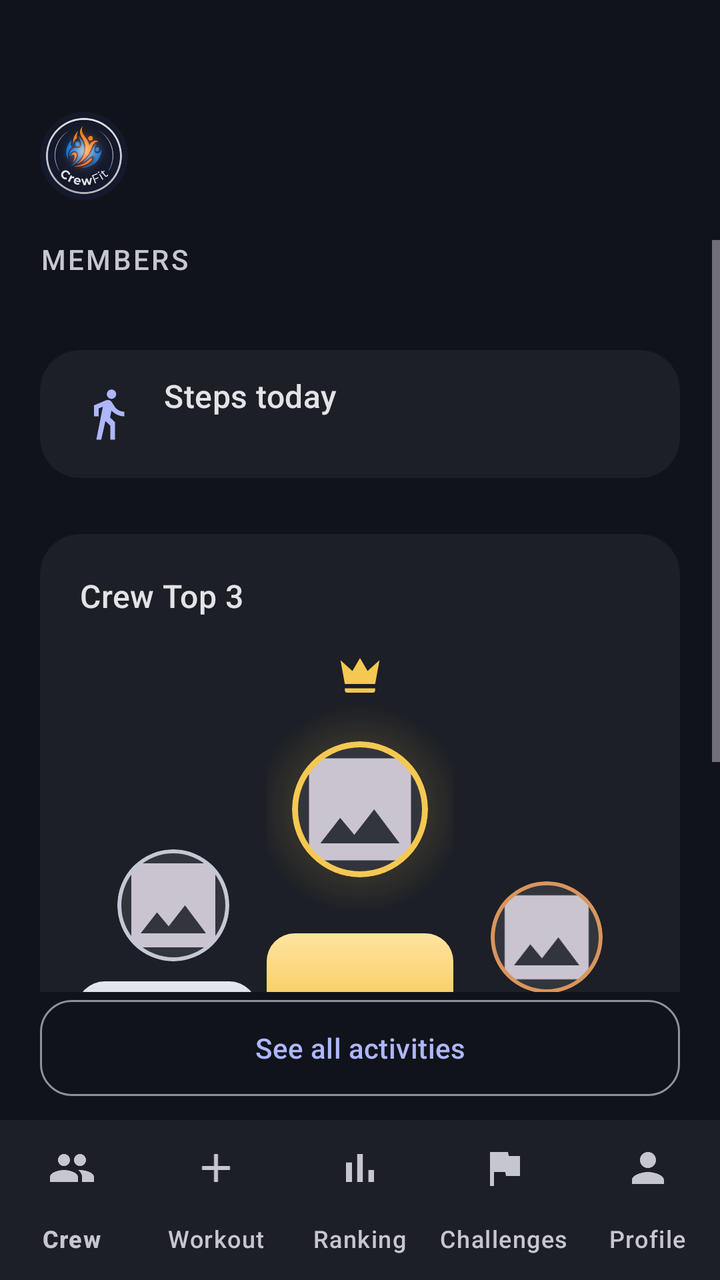
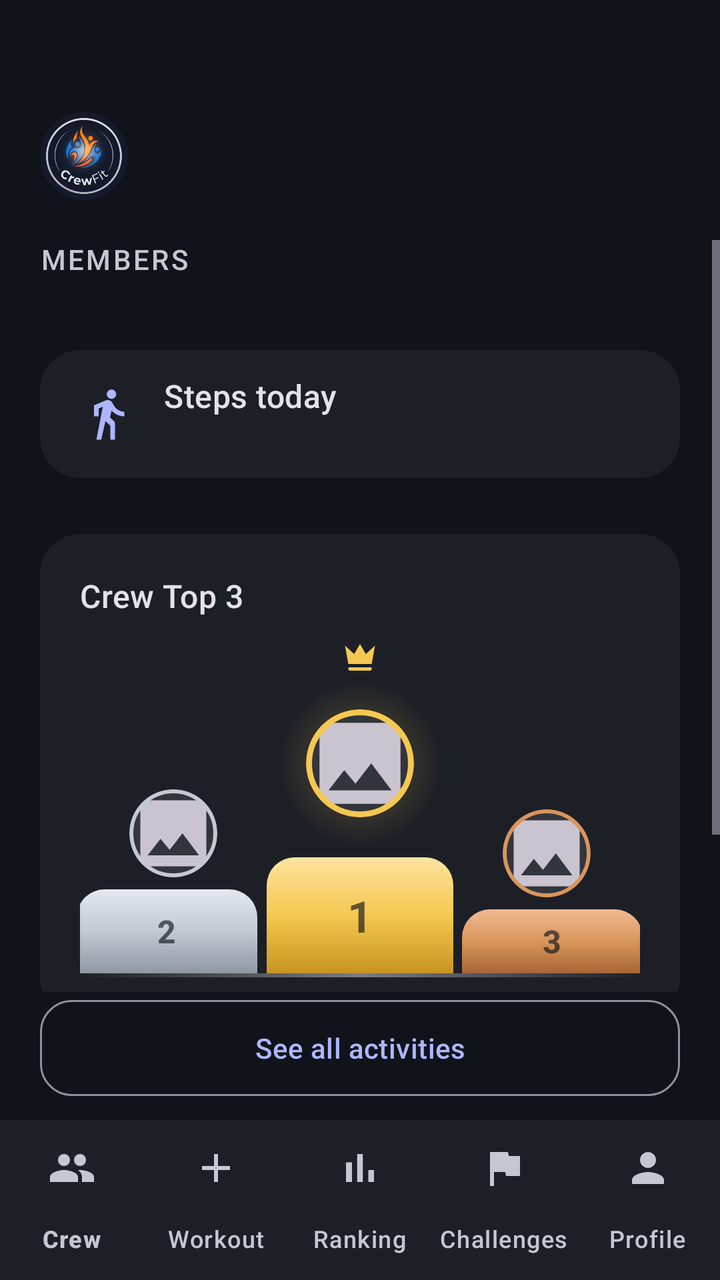

The first picture is an Android layout as it rendered before a commit; the second is the same layout after the commit. The layout source and the unified diff follow.
<!-- AndroidManifest.xml: application theme Theme.MobileSE -->
<!-- res/layout/screen_main_hub.xml -->
<?xml version="1.0" encoding="utf-8"?>
<androidx.constraintlayout.widget.ConstraintLayout xmlns:android="http://schemas.android.com/apk/res/android"
    xmlns:app="http://schemas.android.com/apk/res-auto"
    android:layout_width="match_parent"
    android:layout_height="match_parent"
    android:background="?attr/colorSurface">

    
    <androidx.constraintlayout.widget.ConstraintLayout
        android:id="@+id/clHeader"
        android:layout_width="match_parent"
        android:layout_height="wrap_content"
        android:paddingTop="56dp"
        android:paddingStart="@dimen/screen_padding_horizontal"
        android:paddingEnd="@dimen/screen_padding_horizontal"
        android:paddingBottom="20dp"
        app:layout_constraintTop_toTopOf="parent">

        <com.google.android.material.card.MaterialCardView
            android:id="@+id/cvHomeLogoContainer"
            android:layout_width="@dimen/logo_size_small"
            android:layout_height="@dimen/logo_size_small"
            app:cardCornerRadius="@dimen/logo_radius_small"
            app:cardElevation="0dp"
            app:strokeWidth="0dp"
            app:cardBackgroundColor="@android:color/transparent"
            app:layout_constraintTop_toTopOf="parent"
            app:layout_constraintStart_toStartOf="parent">

            <ImageView
                android:id="@+id/ivHomeLogo"
                android:layout_width="match_parent"
                android:layout_height="match_parent"
                android:src="@drawable/logo_new"
                android:contentDescription="@string/logo_desc"
                android:scaleType="centerCrop" />
        </com.google.android.material.card.MaterialCardView>

        
        <TextView
            android:id="@+id/tvHomeCrewName"
            android:layout_width="0dp"
            android:layout_height="wrap_content"
            android:textAppearance="?attr/textAppearanceHeadlineSmall"
            android:textColor="?attr/colorOnSurface"
            android:maxLines="2"
            android:ellipsize="end"
            android:layout_marginStart="16dp"
            app:layout_constraintTop_toTopOf="@id/cvHomeLogoContainer"
            app:layout_constraintBottom_toBottomOf="@id/cvHomeLogoContainer"
            app:layout_constraintStart_toEndOf="@id/cvHomeLogoContainer"
            app:layout_constraintEnd_toEndOf="parent" />
    </androidx.constraintlayout.widget.ConstraintLayout>

    <ScrollView
        android:layout_width="match_parent"
        android:layout_height="0dp"
        android:fillViewport="true"
        android:clipToPadding="false"
        app:layout_constraintTop_toBottomOf="@id/clHeader"
        app:layout_constraintBottom_toTopOf="@id/btnAllActivities">

        <androidx.constraintlayout.widget.ConstraintLayout
            android:layout_width="match_parent"
            android:layout_height="wrap_content">

        <LinearLayout
            style="@style/ContentColumn"
            android:paddingBottom="24dp">

            <TextView
                style="@style/TextAppearance.CrewFit.SectionLabel"
                android:layout_width="wrap_content"
                android:layout_height="wrap_content"
                android:text="@string/members_label" />

            <HorizontalScrollView
                android:id="@+id/hsvMembers"
                android:layout_width="match_parent"
                android:layout_height="wrap_content"
                android:layout_marginTop="12dp"
                android:scrollbars="none">

                <LinearLayout
                    android:id="@+id/llMembersContainer"
                    android:layout_width="wrap_content"
                    android:layout_height="wrap_content"
                    android:orientation="horizontal"
                    android:gravity="center_vertical" />
            </HorizontalScrollView>

            <include
                android:id="@+id/stepsCard"
                layout="@layout/view_steps_today"
                android:layout_width="match_parent"
                android:layout_height="wrap_content"
                android:layout_marginTop="24dp" />

            
            <com.google.android.material.card.MaterialCardView
                style="@style/Widget.CrewFit.Card"
                android:layout_width="match_parent"
                android:layout_height="wrap_content"
                android:layout_marginTop="28dp">

                <LinearLayout
                    android:layout_width="match_parent"
                    android:layout_height="wrap_content"
                    android:orientation="vertical"
                    android:padding="@dimen/card_padding">

                    <TextView
                        android:id="@+id/tvRankingLabel"
                        android:layout_width="wrap_content"
                        android:layout_height="wrap_content"
                        android:text="@string/top_3_label"
                        android:textAppearance="?attr/textAppearanceTitleMedium"
                        android:textColor="?attr/colorOnSurface" />

                    <include
                        android:id="@+id/podium"
                        layout="@layout/view_podium"
                        android:layout_width="match_parent"
                        android:layout_height="wrap_content"
                        android:layout_marginTop="16dp" />
                </LinearLayout>
            </com.google.android.material.card.MaterialCardView>

            <TextView
                android:id="@+id/tvLatestActivitiesLabel"
                style="@style/TextAppearance.CrewFit.SectionLabel"
                android:layout_width="wrap_content"
                android:layout_height="wrap_content"
                android:layout_marginTop="32dp"
                android:text="@string/latest_activities_label" />

            <LinearLayout
                android:id="@+id/llLatestActivitiesContainer"
                android:layout_width="match_parent"
                android:layout_height="wrap_content"
                android:orientation="vertical"
                android:layout_marginTop="12dp" />

        </LinearLayout>
        </androidx.constraintlayout.widget.ConstraintLayout>
    </ScrollView>

    
    <com.google.android.material.button.MaterialButton
        android:id="@+id/btnAllActivities"
        style="@style/Widget.CrewFit.Button.Outlined"
        android:layout_width="0dp"
        android:layout_height="wrap_content"
        android:layout_marginStart="@dimen/screen_padding_horizontal"
        android:layout_marginEnd="@dimen/screen_padding_horizontal"
        android:layout_marginTop="8dp"
        android:layout_marginBottom="8dp"
        android:text="@string/see_all_activities"
        app:layout_constraintStart_toStartOf="parent"
        app:layout_constraintEnd_toEndOf="parent"
        app:layout_constraintWidth_max="@dimen/content_max_width"
        app:layout_constraintBottom_toTopOf="@id/bottomNav" />

    <com.google.android.material.bottomnavigation.BottomNavigationView
        android:id="@+id/bottomNav"
        style="@style/Widget.CrewFit.BottomNav"
        android:layout_width="match_parent"
        android:layout_height="wrap_content"
        app:menu="@menu/menu_bottom_nav"
        app:layout_constraintBottom_toBottomOf="parent" />

</androidx.constraintlayout.widget.ConstraintLayout>
<!-- res/layout/view_steps_today.xml (included above) -->
<?xml version="1.0" encoding="utf-8"?>
<com.google.android.material.card.MaterialCardView xmlns:android="http://schemas.android.com/apk/res/android"
    xmlns:app="http://schemas.android.com/apk/res-auto"
    android:id="@+id/cvSteps"
    style="@style/Widget.CrewFit.Card"
    android:layout_width="match_parent"
    android:layout_height="wrap_content">

    <LinearLayout
        android:layout_width="match_parent"
        android:layout_height="wrap_content"
        android:orientation="horizontal"
        android:baselineAligned="false"
        android:gravity="center_vertical"
        android:paddingStart="@dimen/card_padding"
        android:paddingEnd="@dimen/card_padding"
        android:paddingTop="12dp"
        android:paddingBottom="12dp">

        <ImageView
            android:layout_width="28dp"
            android:layout_height="28dp"
            android:contentDescription="@null"
            android:src="@drawable/ic_steps"
            app:tint="?attr/colorPrimary" />

        <LinearLayout
            android:layout_width="0dp"
            android:layout_height="wrap_content"
            android:layout_weight="1"
            android:layout_marginStart="14dp"
            android:orientation="vertical">

            <TextView
                android:layout_width="wrap_content"
                android:layout_height="wrap_content"
                android:text="@string/steps_today_label"
                android:textAppearance="?attr/textAppearanceTitleMedium"
                android:textColor="?attr/colorOnSurface" />

            <TextView
                android:id="@+id/tvStepsHint"
                android:layout_width="match_parent"
                android:layout_height="wrap_content"
                android:layout_marginTop="2dp"
                android:textAppearance="?attr/textAppearanceBodySmall"
                android:textColor="?attr/colorOnSurfaceVariant" />
        </LinearLayout>

        <TextView
            android:id="@+id/tvStepsCount"
            android:layout_width="wrap_content"
            android:layout_height="wrap_content"
            android:layout_marginStart="12dp"
            android:textAppearance="?attr/textAppearanceHeadlineSmall"
            android:textColor="?attr/colorSecondary"
            android:visibility="gone" />

        <com.google.android.material.button.MaterialButton
            android:id="@+id/btnConnectHealth"
            style="@style/Widget.CrewFit.Button.Outlined"
            android:layout_width="wrap_content"
            android:layout_height="wrap_content"
            android:layout_marginStart="12dp"
            android:text="@string/steps_connect"
            android:visibility="gone" />

    </LinearLayout>
</com.google.android.material.card.MaterialCardView>
<!-- res/layout/view_podium.xml (included above) -->
<?xml version="1.0" encoding="utf-8"?>
<LinearLayout xmlns:android="http://schemas.android.com/apk/res/android"
    xmlns:app="http://schemas.android.com/apk/res-auto"
    android:layout_width="match_parent"
    android:layout_height="wrap_content"
    android:orientation="vertical">

    <LinearLayout
        android:layout_width="match_parent"
        android:layout_height="wrap_content"
        android:orientation="horizontal"
        android:baselineAligned="false"
        android:gravity="bottom">

        
        <LinearLayout
            android:id="@+id/llPodiumSecond"
            android:layout_width="0dp"
            android:layout_height="wrap_content"
            android:layout_weight="1"
            android:orientation="vertical"
            android:gravity="center_horizontal|bottom">

            <com.google.android.material.card.MaterialCardView
                android:id="@+id/cvPodiumSecond"
                android:layout_width="@dimen/podium_avatar_size"
                android:layout_height="@dimen/podium_avatar_size"
                android:layout_marginBottom="10dp"
                app:cardCornerRadius="@dimen/podium_avatar_radius"
                app:cardElevation="0dp"
                app:strokeWidth="2dp"
                app:strokeColor="@color/podium_second"
                app:cardBackgroundColor="?attr/colorSurfaceContainerHighest">

                <ImageView
                    android:id="@+id/ivPodiumSecond"
                    android:layout_width="match_parent"
                    android:layout_height="match_parent"
                    android:scaleType="centerCrop"
                    android:contentDescription="@string/profile_desc"
                    android:src="@drawable/ic_image" />
            </com.google.android.material.card.MaterialCardView>

            <FrameLayout
                android:layout_width="match_parent"
                android:layout_height="@dimen/podium_block_second_height"
                android:layout_marginEnd="3dp"
                android:background="@drawable/bg_podium_block_second">

                <TextView
                    android:layout_width="wrap_content"
                    android:layout_height="wrap_content"
                    android:layout_gravity="center"
                    android:text="@string/podium_rank_2"
                    android:textAppearance="?attr/textAppearanceHeadlineSmall"
                    android:textStyle="bold"
                    android:textColor="@color/podium_rank_label" />
            </FrameLayout>
        </LinearLayout>

        
        <LinearLayout
            android:id="@+id/llPodiumFirst"
            android:layout_width="0dp"
            android:layout_height="wrap_content"
            android:layout_weight="1"
            android:orientation="vertical"
            android:gravity="center_horizontal|bottom">

            
            <LinearLayout
                android:id="@+id/llPodiumFirstAvatar"
                android:layout_width="wrap_content"
                android:layout_height="wrap_content"
                android:orientation="vertical"
                android:gravity="center_horizontal">

            <ImageView
                android:layout_width="@dimen/podium_crown_size"
                android:layout_height="@dimen/podium_crown_size"
                android:layout_marginBottom="2dp"
                android:contentDescription="@null"
                android:src="@drawable/ic_crown" />

            
            <FrameLayout
                android:layout_width="wrap_content"
                android:layout_height="wrap_content"
                android:layout_marginBottom="10dp">

                <View
                    android:layout_width="@dimen/podium_glow_size"
                    android:layout_height="@dimen/podium_glow_size"
                    android:layout_gravity="center"
                    android:background="@drawable/bg_podium_glow" />

                <com.google.android.material.card.MaterialCardView
                    android:layout_width="@dimen/podium_avatar_size_first"
                    android:layout_height="@dimen/podium_avatar_size_first"
                    android:layout_gravity="center"
                    app:cardCornerRadius="@dimen/podium_avatar_radius_first"
                    app:cardElevation="0dp"
                    app:strokeWidth="3dp"
                    app:strokeColor="@color/podium_first"
                    app:cardBackgroundColor="?attr/colorSurfaceContainerHighest">

                    <ImageView
                        android:id="@+id/ivPodiumFirst"
                        android:layout_width="match_parent"
                        android:layout_height="match_parent"
                        android:scaleType="centerCrop"
                        android:contentDescription="@string/profile_desc"
                        android:src="@drawable/ic_image" />
                </com.google.android.material.card.MaterialCardView>
            </FrameLayout>
            </LinearLayout>

            <FrameLayout
                android:layout_width="match_parent"
                android:layout_height="@dimen/podium_block_first_height"
                android:background="@drawable/bg_podium_block_first">

                <TextView
                    android:layout_width="wrap_content"
                    android:layout_height="wrap_content"
                    android:layout_gravity="center"
                    android:text="@string/podium_rank_1"
                    android:textAppearance="?attr/textAppearanceHeadlineLarge"
                    android:textStyle="bold"
                    android:textColor="@color/podium_rank_label" />
            </FrameLayout>
        </LinearLayout>

        
        <LinearLayout
            android:id="@+id/llPodiumThird"
            android:layout_width="0dp"
            android:layout_height="wrap_content"
            android:layout_weight="1"
            android:orientation="vertical"
            android:gravity="center_horizontal|bottom">

            <com.google.android.material.card.MaterialCardView
                android:id="@+id/cvPodiumThird"
                android:layout_width="@dimen/podium_avatar_size"
                android:layout_height="@dimen/podium_avatar_size"
                android:layout_marginBottom="10dp"
                app:cardCornerRadius="@dimen/podium_avatar_radius"
                app:cardElevation="0dp"
                app:strokeWidth="2dp"
                app:strokeColor="@color/podium_third"
                app:cardBackgroundColor="?attr/colorSurfaceContainerHighest">

                <ImageView
                    android:id="@+id/ivPodiumThird"
                    android:layout_width="match_parent"
                    android:layout_height="match_parent"
                    android:scaleType="centerCrop"
                    android:contentDescription="@string/profile_desc"
                    android:src="@drawable/ic_image" />
            </com.google.android.material.card.MaterialCardView>

            <FrameLayout
                android:layout_width="match_parent"
                android:layout_height="@dimen/podium_block_third_height"
                android:layout_marginStart="3dp"
                android:background="@drawable/bg_podium_block_third">

                <TextView
                    android:layout_width="wrap_content"
                    android:layout_height="wrap_content"
                    android:layout_gravity="center"
                    android:text="@string/podium_rank_3"
                    android:textAppearance="?attr/textAppearanceHeadlineSmall"
                    android:textStyle="bold"
                    android:textColor="@color/podium_rank_label" />
            </FrameLayout>
        </LinearLayout>

    </LinearLayout>

    <View
        android:layout_width="match_parent"
        android:layout_height="2dp"
        android:background="@drawable/bg_podium_floor" />

</LinearLayout>
<!-- resources referenced by this layout -->
<resources>
  <color name="podium_first">#F5C851</color>
  <color name="podium_rank_label">#A6101319</color>
  <color name="podium_second">#C3C8D2</color>
  <color name="podium_third">#D9955C</color>
  <dimen name="card_padding">20dp</dimen>
  <dimen name="content_max_width">2000dp</dimen>
  <dimen name="logo_radius_small">22dp</dimen>
  <dimen name="logo_size_small">44dp</dimen>
  <dimen name="podium_avatar_radius">28dp</dimen>
  <dimen name="podium_avatar_radius_first">34dp</dimen>
  <dimen name="podium_avatar_size">56dp</dimen>
  <dimen name="podium_avatar_size_first">68dp</dimen>
  <dimen name="podium_block_first_height">86dp</dimen>
  <dimen name="podium_block_second_height">62dp</dimen>
  <dimen name="podium_block_third_height">46dp</dimen>
  <dimen name="podium_crown_size">26dp</dimen>
  <dimen name="podium_glow_size">104dp</dimen>
  <dimen name="screen_padding_horizontal">20dp</dimen>
  <string name="latest_activities_label">Latest Activities</string>
  <string name="logo_desc">CrewFit Logo</string>
  <string name="members_label">Members</string>
  <string name="podium_rank_1">1</string>
  <string name="podium_rank_2">2</string>
  <string name="podium_rank_3">3</string>
  <string name="profile_desc">Profile</string>
  <string name="see_all_activities">See all activities</string>
  <string name="steps_connect">Connect</string>
  <string name="steps_today_label">Steps today</string>
  <string name="top_3_label">Crew Top 3</string>
  <style name="Theme.MobileSE" parent="Base.Theme.MobileSE" />
  <color name="podium_first_light">#FFE4A0</color>
  <color name="podium_first_deep">#C79420</color>
  <color name="podium_second_light">#E4E8EF</color>
  <color name="podium_second_deep">#8F97A5</color>
  <color name="podium_third_light">#F0BA92</color>
  <color name="podium_third_deep">#A66535</color>
  <color name="md_on_surface_variant">#C6C6D0</color>
  <color name="md_surface_container">#1C1F26</color>
  <color name="md_primary">#AEB6FF</color>
  <color name="md_on_primary">#1B1B5C</color>
  <color name="md_primary_container">#3A3F9E</color>
  <color name="md_on_primary_container">#E0E3FF</color>
  <color name="md_secondary">#6FE7B7</color>
  <color name="md_on_secondary">#00382A</color>
  <color name="md_secondary_container">#00513E</color>
  <color name="md_on_secondary_container">#8CFFD1</color>
  <color name="md_tertiary">#FFB77C</color>
  <color name="md_on_tertiary">#4A2800</color>
  <color name="md_tertiary_container">#6A3B00</color>
  <color name="md_on_tertiary_container">#FFDCC2</color>
  <color name="md_error">#FFB4AB</color>
  <color name="md_on_error">#690005</color>
  <color name="md_error_container">#93000A</color>
  <color name="md_on_error_container">#FFDAD6</color>
  <color name="md_surface">#101319</color>
  <color name="md_on_surface">#E3E2E9</color>
  <color name="md_surface_variant">#45464F</color>
  <color name="md_surface_container_lowest">#0B0E13</color>
  <color name="md_surface_container_low">#181B21</color>
  <color name="md_surface_container_high">#272A31</color>
  <color name="md_surface_container_highest">#32353C</color>
  <color name="md_outline">#90909A</color>
  <color name="md_outline_variant">#45464F</color>
  <color name="md_inverse_surface">#E3E2E9</color>
  <color name="md_inverse_on_surface">#2E3036</color>
  <style name="ShapeAppearance.CrewFit.Large" parent="ShapeAppearance.Material3.Corner.Large">
          <item name="cornerSize">28dp</item>
      </style>
  <!-- unchanged entries left out for length: 25 -->
</resources>

<!-- the commit's change to res/layout/screen_main_hub.xml (unified diff, before → after) -->
@@ -122,7 +122,7 @@
                         layout="@layout/view_podium"
                         android:layout_width="match_parent"
                         android:layout_height="wrap_content"
-                        android:layout_marginTop="16dp" />
+                        android:layout_marginTop="10dp" />
                 </LinearLayout>
             </com.google.android.material.card.MaterialCardView>
 
@@ -229,6 +229,38 @@
             android:textColor="?attr/colorSecondary"
             android:visibility="gone" />
 
+        
+        <FrameLayout
+            android:id="@+id/flStepsGoal"
+            android:layout_width="wrap_content"
+            android:layout_height="wrap_content"
+            android:layout_marginStart="10dp"
+            android:visibility="gone">
+
+            <com.google.android.material.progressindicator.CircularProgressIndicator
+                android:id="@+id/piStepsGoal"
+                android:layout_width="wrap_content"
+                android:layout_height="wrap_content"
+                android:layout_gravity="center"
+                android:indeterminate="false"
+                android:progress="0"
+                app:indicatorColor="?attr/colorSecondary"
+                app:indicatorSize="@dimen/steps_goal_ring_size"
+                app:trackColor="?attr/colorSurfaceContainerHighest"
+                app:trackCornerRadius="2dp"
+                app:trackThickness="4dp" />
+
+            <ImageView
+                android:id="@+id/ivStepsGoalReached"
+                android:layout_width="16dp"
+                android:layout_height="16dp"
+                android:layout_gravity="center"
+                android:contentDescription="@null"
+                android:src="@drawable/ic_check"
+                android:visibility="gone"
+                app:tint="?attr/colorSecondary" />
+        </FrameLayout>
+
         <com.google.android.material.button.MaterialButton
             android:id="@+id/btnConnectHealth"
             style="@style/Widget.CrewFit.Button.Outlined"
@@ -268,7 +300,7 @@
                 android:id="@+id/cvPodiumSecond"
                 android:layout_width="@dimen/podium_avatar_size"
                 android:layout_height="@dimen/podium_avatar_size"
-                android:layout_marginBottom="10dp"
+                android:layout_marginBottom="@dimen/podium_avatar_gap"
                 app:cardCornerRadius="@dimen/podium_avatar_radius"
                 app:cardElevation="0dp"
                 app:strokeWidth="2dp"
@@ -295,7 +327,7 @@
                     android:layout_height="wrap_content"
                     android:layout_gravity="center"
                     android:text="@string/podium_rank_2"
-                    android:textAppearance="?attr/textAppearanceHeadlineSmall"
+                    android:textAppearance="?attr/textAppearanceTitleMedium"
                     android:textStyle="bold"
                     android:textColor="@color/podium_rank_label" />
             </FrameLayout>
@@ -329,7 +361,7 @@
             <FrameLayout
                 android:layout_width="wrap_content"
                 android:layout_height="wrap_content"
-                android:layout_marginBottom="10dp">
+                android:layout_marginBottom="@dimen/podium_avatar_gap">
 
                 <View
                     android:layout_width="@dimen/podium_glow_size"
@@ -368,7 +400,7 @@
                     android:layout_height="wrap_content"
                     android:layout_gravity="center"
                     android:text="@string/podium_rank_1"
-                    android:textAppearance="?attr/textAppearanceHeadlineLarge"
+                    android:textAppearance="?attr/textAppearanceTitleLarge"
                     android:textStyle="bold"
                     android:textColor="@color/podium_rank_label" />
             </FrameLayout>
@@ -387,7 +419,7 @@
                 android:id="@+id/cvPodiumThird"
                 android:layout_width="@dimen/podium_avatar_size"
                 android:layout_height="@dimen/podium_avatar_size"
-                android:layout_marginBottom="10dp"
+                android:layout_marginBottom="@dimen/podium_avatar_gap"
                 app:cardCornerRadius="@dimen/podium_avatar_radius"
                 app:cardElevation="0dp"
                 app:strokeWidth="2dp"
@@ -414,7 +446,7 @@
                     android:layout_height="wrap_content"
                     android:layout_gravity="center"
                     android:text="@string/podium_rank_3"
-                    android:textAppearance="?attr/textAppearanceHeadlineSmall"
+                    android:textAppearance="?attr/textAppearanceTitleMedium"
                     android:textStyle="bold"
                     android:textColor="@color/podium_rank_label" />
             </FrameLayout>
<!-- resource entries referenced after the edit -->
@@ -8,16 +8,30 @@
   <dimen name="content_max_width">2000dp</dimen>
   <dimen name="logo_radius_small">22dp</dimen>
   <dimen name="logo_size_small">44dp</dimen>
-  <dimen name="podium_avatar_radius">28dp</dimen>
-  <dimen name="podium_avatar_radius_first">34dp</dimen>
-  <dimen name="podium_avatar_size">56dp</dimen>
-  <dimen name="podium_avatar_size_first">68dp</dimen>
-  <dimen name="podium_block_first_height">86dp</dimen>
-  <dimen name="podium_block_second_height">62dp</dimen>
-  <dimen name="podium_block_third_height">46dp</dimen>
-  <dimen name="podium_crown_size">26dp</dimen>
-  <dimen name="podium_glow_size">104dp</dimen>
+  <dimen name="podium_avatar_gap">6dp</dimen>
+  <dimen name="podium_avatar_radius">22dp</dimen>
+  <dimen name="podium_avatar_radius_first">27dp</dimen>
+  <dimen name="podium_avatar_size">44dp</dimen>
+  <dimen name="podium_avatar_size_first">54dp</dimen>
+  <dimen name="podium_block_first_height">58dp</dimen>
+  <dimen name="podium_block_second_height">42dp</dimen>
+  <dimen name="podium_block_third_height">32dp</dimen>
+  <dimen name="podium_crown_size">20dp</dimen>
+  <dimen name="podium_glow_size">82dp</dimen>
   <dimen name="screen_padding_horizontal">20dp</dimen>
+  <dimen name="steps_goal_ring_size">34dp</dimen>
+  <!-- drawable ic_check (drawable) -->
+  <?xml version="1.0" encoding="utf-8"?>
+  <vector xmlns:android="http://schemas.android.com/apk/res/android"
+      android:width="24dp"
+      android:height="24dp"
+      android:viewportWidth="24"
+      android:viewportHeight="24"
+      android:tint="?attr/colorControlNormal">
+      <path
+          android:fillColor="@android:color/white"
+          android:pathData="M9,16.17L4.83,12l-1.42,1.41L9,19 21,7l-1.41,-1.41z" />
+  </vector>
   <string name="latest_activities_label">Latest Activities</string>
   <string name="logo_desc">CrewFit Logo</string>
   <string name="members_label">Members</string>
